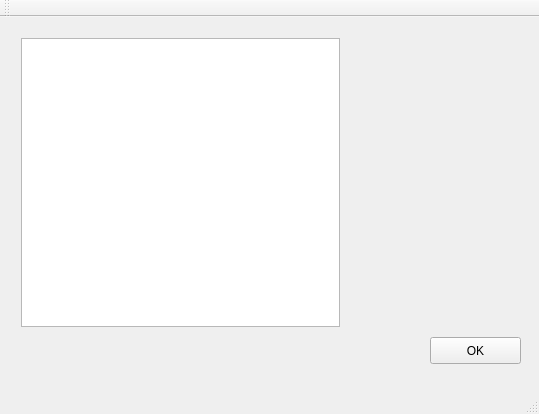
Qt form musopeg/mainwindow.ui (mcmenaminadrian/musopeg) before a commit.
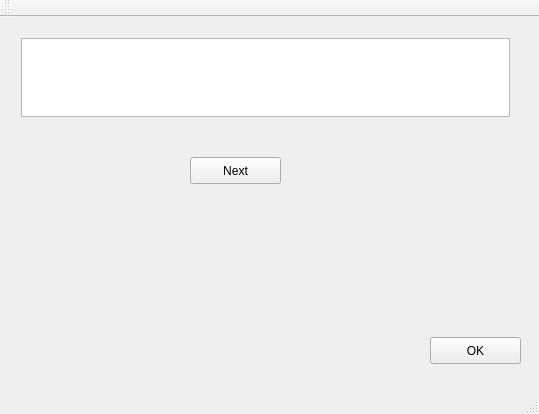
The same form after that commit.

Patch:
```diff
--- a/musopeg/mainwindow.ui
+++ b/musopeg/mainwindow.ui
@@ -19,8 +19,8 @@
      <rect>
       <x>10</x>
       <y>10</y>
-      <width>341</width>
-      <height>311</height>
+      <width>511</width>
+      <height>101</height>
      </rect>
     </property>
     <layout class="QVBoxLayout" name="verticalLayout">
@@ -42,6 +42,19 @@
      <string>OK</string>
     </property>
    </widget>
+   <widget class="QPushButton" name="pushButton_2">
+    <property name="geometry">
+     <rect>
+      <x>190</x>
+      <y>140</y>
+      <width>91</width>
+      <height>27</height>
+     </rect>
+    </property>
+    <property name="text">
+     <string>Next</string>
+    </property>
+   </widget>
   </widget>
   <widget class="QMenuBar" name="menuBar">
    <property name="geometry">
```
